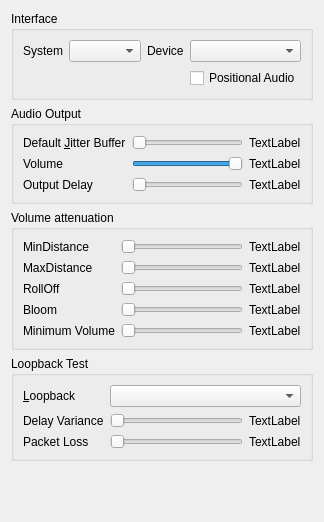
First picture: the form in src/mumble/AudioOutput.ui, repository mumble-voip/mumble, before the edit.
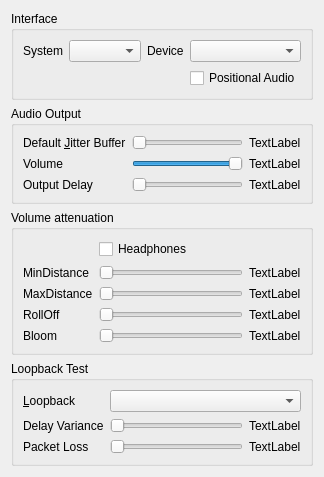
Second picture: the form after the edit.

Commit message: Make the surround mixer include a resampler and default to floats. This breaks all *nix audio targets.

Diff of the .ui file:
```diff
--- a/src/mumble/AudioOutput.ui
+++ b/src/mumble/AudioOutput.ui
@@ -5,8 +5,8 @@
    <rect>
     <x>0</x>
     <y>0</y>
-    <width>321</width>
-    <height>522</height>
+    <width>317</width>
+    <height>477</height>
    </rect>
   </property>
   <property name="windowTitle" >
@@ -238,7 +238,7 @@
       <string>Volume attenuation</string>
      </property>
      <layout class="QGridLayout" >
-      <item row="0" column="0" >
+      <item row="1" column="0" >
        <widget class="QLabel" name="label_10" >
         <property name="text" >
          <string>MinDistance</string>
@@ -248,7 +248,7 @@
         </property>
        </widget>
       </item>
-      <item row="0" column="1" >
+      <item row="1" column="1" >
        <widget class="QSlider" name="qsMinDistance" >
         <property name="toolTip" >
          <string>Minimum distance to player before sound decreases</string>
@@ -267,7 +267,7 @@
         </property>
        </widget>
       </item>
-      <item row="0" column="2" >
+      <item row="1" column="2" >
        <widget class="QLabel" name="qlMinDistance" >
         <property name="minimumSize" >
          <size>
@@ -280,7 +280,7 @@
         </property>
        </widget>
       </item>
-      <item row="1" column="0" >
+      <item row="2" column="0" >
        <widget class="QLabel" name="label_8" >
         <property name="text" >
          <string>MaxDistance</string>
@@ -290,7 +290,7 @@
         </property>
        </widget>
       </item>
-      <item row="1" column="1" >
+      <item row="2" column="1" >
        <widget class="QSlider" name="qsMaxDistance" >
         <property name="toolTip" >
          <string>Maximum distance, beyond which sound won't decrease</string>
@@ -309,7 +309,7 @@
         </property>
        </widget>
       </item>
-      <item row="1" column="2" >
+      <item row="2" column="2" >
        <widget class="QLabel" name="qlMaxDistance" >
         <property name="minimumSize" >
          <size>
@@ -322,7 +322,7 @@
         </property>
        </widget>
       </item>
-      <item row="2" column="0" >
+      <item row="3" column="0" >
        <widget class="QLabel" name="label_9" >
         <property name="text" >
          <string>RollOff</string>
@@ -332,7 +332,7 @@
         </property>
        </widget>
       </item>
-      <item row="2" column="1" >
+      <item row="3" column="1" >
        <widget class="QSlider" name="qsRollOff" >
         <property name="toolTip" >
          <string>Factor for sound volume decrease</string>
@@ -348,7 +348,7 @@
         </property>
        </widget>
       </item>
-      <item row="2" column="2" >
+      <item row="3" column="2" >
        <widget class="QLabel" name="qlRollOff" >
         <property name="minimumSize" >
          <size>
@@ -361,7 +361,7 @@
         </property>
        </widget>
       </item>
-      <item row="3" column="0" >
+      <item row="4" column="0" >
        <widget class="QLabel" name="label_11" >
         <property name="text" >
          <string>Bloom</string>
@@ -371,47 +371,8 @@
         </property>
        </widget>
       </item>
-      <item row="3" column="1" >
-       <widget class="QSlider" name="qsBloom" >
-        <property name="toolTip" >
-         <string>Factor for sound volume decrease</string>
-        </property>
-        <property name="whatsThis" >
-         <string>How fast should sound volume drop when passing beyond the minimum distance. The normal (1.0) is that sound volume halves each time the distance doubles. Increasing this value means sound volume drops faster, while decreasing it means it drops slower.</string>
-        </property>
-        <property name="maximum" >
-         <number>100</number>
-        </property>
-        <property name="orientation" >
-         <enum>Qt::Horizontal</enum>
-        </property>
-       </widget>
-      </item>
-      <item row="3" column="2" >
-       <widget class="QLabel" name="qlBloom" >
-        <property name="minimumSize" >
-         <size>
-          <width>40</width>
-          <height>0</height>
-         </size>
-        </property>
-        <property name="text" >
-         <string>TextLabel</string>
-        </property>
-       </widget>
-      </item>
-      <item row="4" column="0" >
-       <widget class="QLabel" name="label_12" >
-        <property name="text" >
-         <string>Minimum Volume</string>
-        </property>
-        <property name="buddy" >
-         <cstring>qsRollOff</cstring>
-        </property>
-       </widget>
-      </item>
       <item row="4" column="1" >
-       <widget class="QSlider" name="qsMinVolume" >
+       <widget class="QSlider" name="qsBloom" >
         <property name="toolTip" >
          <string>Factor for sound volume decrease</string>
         </property>
@@ -427,7 +388,7 @@
        </widget>
       </item>
       <item row="4" column="2" >
-       <widget class="QLabel" name="qlMinVolume" >
+       <widget class="QLabel" name="qlBloom" >
         <property name="minimumSize" >
          <size>
           <width>40</width>
@@ -439,6 +400,19 @@
         </property>
        </widget>
       </item>
+      <item row="0" column="1" colspan="2" >
+       <widget class="QCheckBox" name="qcbHeadphones" >
+        <property name="toolTip" >
+         <string>Connected "speakers" are actually headphones.</string>
+        </property>
+        <property name="whatsThis" >
+         <string>Checking this indicates that you don't have speakers connected, just headphones. This is important, as speakers are usually in front of you, while headphones are directly to your left/right.</string>
+        </property>
+        <property name="text" >
+         <string>Headphones</string>
+        </property>
+       </widget>
+      </item>
      </layout>
     </widget>
    </item>
```
Left out of the diff: 4 changed lines with no effect on the pictures. The commit also changes 8 other files.
